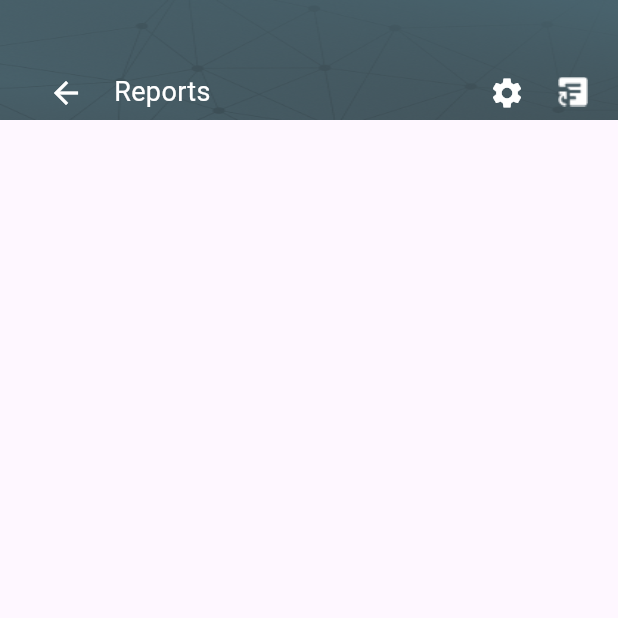
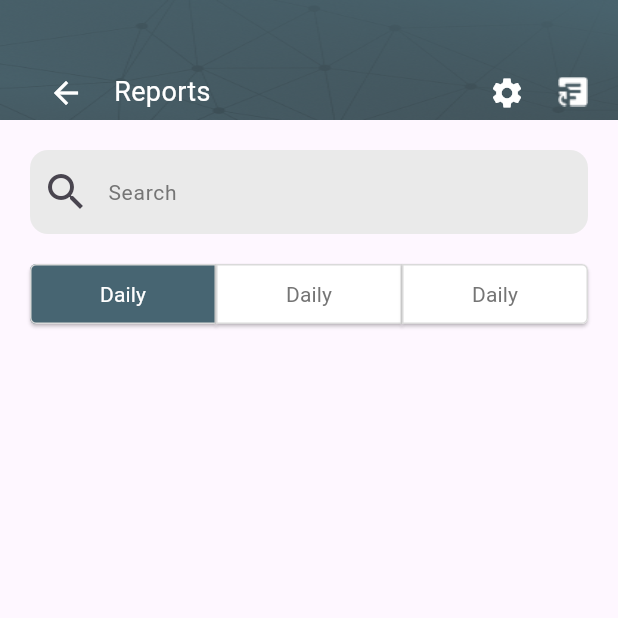
Before and after one commit to ahmed-shorbagy/test_screens, a Flutter app: the AllProjectsView screen opened by its route, on a phone screen of 412 x 824 dp, the top half of it. Run offline on Flutter 3.47's test engine with Material 3 defaults, Android fonts, the phone set to English and light mode, and no system bars; our stand-ins replace flutter_svg, get.

Commit message:
Add search functionality and filter options to All Projects view
This commit adds a search field and filter options to the All Projects view in the app's home module. The search field is implemented in a new widget called AllProjectsSearchField, and the filter options are implemented in a new widget called SearchOptions. The SearchOptions widget contains three filter buttons for Daily, Weekly, and Monthly options. The selected filter button is highlighted with a different background color.

Additionally, some minor changes were made to other widgets in the home module, including removing unused imports and renaming a widget.

```diff
--- a/lib/app/modules/home/views/all_projects_view.dart
+++ b/lib/app/modules/home/views/all_projects_view.dart
@@ -1,5 +1,7 @@
 import 'package:flutter/material.dart';
 import 'package:test_screens/app/modules/home/views/widgets/all_projects_app_bar.dart';
+import 'package:test_screens/app/modules/home/views/widgets/all_projects_search_field.dart';
+import 'package:test_screens/app/modules/home/views/widgets/search_options.dart';
 
 class AllProjectsView extends StatelessWidget {
   const AllProjectsView({super.key});
@@ -11,8 +13,17 @@ class AllProjectsView extends StatelessWidget {
         preferredSize: Size.fromHeight(80),
         child: AllProjectsAppBar(),
       ),
-      body: Column(
-        children: [],
+      body: Padding(
+        padding: EdgeInsets.all(20),
+        child: Column(
+          children: [
+            AllProjectsSearchField(),
+            SizedBox(
+              height: 16,
+            ),
+            SearchOptions()
+          ],
+        ),
       ),
     );
   }
--- /dev/null
+++ b/lib/app/modules/home/views/widgets/all_projects_search_field.dart
@@ -0,0 +1,30 @@
+import 'package:flutter/material.dart';
+import 'package:test_screens/core/utils/app_styles.dart';
+
+class AllProjectsSearchField extends StatelessWidget {
+  const AllProjectsSearchField({
+    super.key,
+  });
+
+  @override
+  Widget build(BuildContext context) {
+    return TextField(
+      decoration: InputDecoration(
+        hintText: "Search",
+        hintStyle: AppStyles.regular14.copyWith(color: const Color(0xff757575)),
+        prefixIcon: const Icon(
+          Icons.search,
+          size: 32,
+        ),
+        filled: true,
+        fillColor: const Color(0xffEAEAEA),
+        border: const OutlineInputBorder(
+          borderSide: BorderSide.none,
+          borderRadius: BorderRadius.all(
+            Radius.circular(12),
+          ),
+        ),
+      ),
+    );
+  }
+}
--- a/lib/app/modules/home/views/widgets/comments_section.dart
+++ b/lib/app/modules/home/views/widgets/comments_section.dart
@@ -1,11 +1,7 @@
 import 'package:flutter/material.dart';
 import 'package:flutter/widgets.dart';
-import 'package:test_screens/app/modules/home/views/widgets/comments_section_body.dart';
 import 'package:test_screens/app/modules/home/views/widgets/comments_section_card.dart';
 import 'package:test_screens/app/modules/home/views/widgets/to_do_options_section.dart';
-import 'package:test_screens/core/utils/app_styles.dart';
-
-import 'comments_section_header.dart';
 
 class CeommentsSection extends StatelessWidget {
   const CeommentsSection({super.key});
--- a/lib/app/modules/home/views/widgets/home_bottom_bar.dart
+++ b/lib/app/modules/home/views/widgets/home_bottom_bar.dart
@@ -1,7 +1,6 @@
 import 'package:flutter/material.dart';
 import 'package:test_screens/app/modules/home/views/widgets/bottom_bar_item.dart';
 
-import '../../../../../core/utils/app_styles.dart';
 import '../../../../../core/utils/assets.dart';
 
 class HomeBottomBar extends StatelessWidget {
--- /dev/null
+++ b/lib/app/modules/home/views/widgets/search_options.dart
@@ -0,0 +1,104 @@
+import 'package:flutter/material.dart';
+import 'package:test_screens/core/utils/app_styles.dart';
+
+class SearchOptions extends StatefulWidget {
+  const SearchOptions({
+    super.key,
+  });
+
+  @override
+  State<SearchOptions> createState() => _SearchOptionsState();
+}
+
+int selectedIndex = 0;
+
+class _SearchOptionsState extends State<SearchOptions> {
+  @override
+  Widget build(BuildContext context) {
+    return Row(
+      children: [
+        Expanded(
+          child: ElevatedButton(
+            onPressed: () {
+              setState(() {
+                selectedIndex = 0;
+              });
+            },
+            style: ButtonStyle(
+                shape: const WidgetStatePropertyAll(
+                  RoundedRectangleBorder(
+                    side: BorderSide(color: Color(0xffDADADA)),
+                    borderRadius: BorderRadius.only(
+                        topLeft: Radius.circular(4),
+                        bottomLeft: Radius.circular(4)),
+                  ),
+                ),
+                backgroundColor: WidgetStatePropertyAll(selectedIndex == 0
+                    ? const Color(0xff476572)
+                    : Colors.white)),
+            child: Text(
+              "Daily",
+              style: AppStyles.regular14.copyWith(
+                  color: selectedIndex == 0
+                      ? Colors.white
+                      : const Color(0xff757575)),
+            ),
+          ),
+        ),
+        Expanded(
+          child: ElevatedButton(
+            onPressed: () {
+              setState(() {
+                selectedIndex = 1;
+              });
+            },
+            style: ButtonStyle(
+                shape: const WidgetStatePropertyAll(
+                  RoundedRectangleBorder(
+                      side: BorderSide(color: Color(0xffDADADA)),
+                      borderRadius: BorderRadius.all(Radius.zero)),
+                ),
+                backgroundColor: WidgetStatePropertyAll(selectedIndex == 1
+                    ? const Color(0xff476572)
+                    : Colors.white)),
+            child: Text(
+              "Daily",
+              style: AppStyles.regular14.copyWith(
+                  color: selectedIndex == 1
+                      ? Colors.white
+                      : const Color(0xff757575)),
+            ),
+          ),
+        ),
+        Expanded(
+          child: ElevatedButton(
+            onPressed: () {
+              setState(() {
+                selectedIndex = 2;
+              });
+            },
+            style: ButtonStyle(
+                shape: const WidgetStatePropertyAll(
+                  RoundedRectangleBorder(
+                    side: BorderSide(color: Color(0xffDADADA)),
+                    borderRadius: BorderRadius.only(
+                        topRight: Radius.circular(4),
+                        bottomRight: Radius.circular(4)),
+                  ),
+                ),
+                backgroundColor: WidgetStatePropertyAll(selectedIndex == 2
+                    ? const Color(0xff476572)
+                    : Colors.white)),
+            child: Text(
+              "Daily",
+              style: AppStyles.regular14.copyWith(
+                  color: selectedIndex == 2
+                      ? Colors.white
+                      : const Color(0xff757575)),
+            ),
+          ),
+        ),
+      ],
+    );
+  }
+}
```
